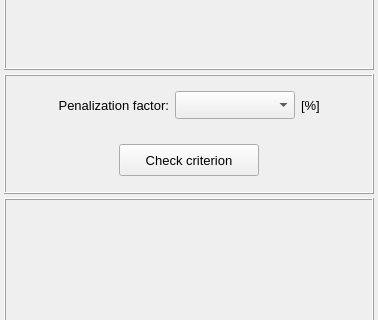
Old version of the form vibra/interface/data/ui_files/plots/acoustic/allowable_pulsations_3d_plot_for_screw_compressor_inputs.ui in the repository MOPT-UFSC/VIBRA; both pictures show x 0 to 378 and y 98 to 418 of the 378 by 789 pixel window.
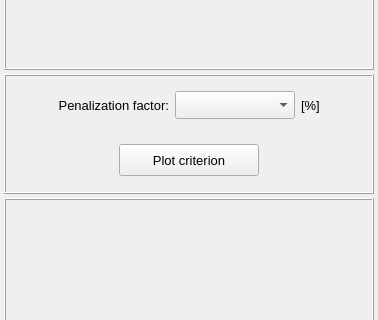
New version of the form.

Commit message: Minor adjustment to the allowable pulsation 3d plot UI file

```diff
--- a/vibra/interface/data/ui_files/plots/acoustic/allowable_pulsations_3d_plot_for_screw_compressor_inputs.ui
+++ b/vibra/interface/data/ui_files/plots/acoustic/allowable_pulsations_3d_plot_for_screw_compressor_inputs.ui
@@ -355,7 +355,7 @@
             <string notr="true"/>
            </property>
            <property name="text">
-            <string>Check criterion</string>
+            <string>Plot criterion</string>
            </property>
            <property name="flat">
             <bool>false</bool>
```
Left out of the diff: 2 changed lines with no effect on the pictures. The commit also changes 1 other file.
